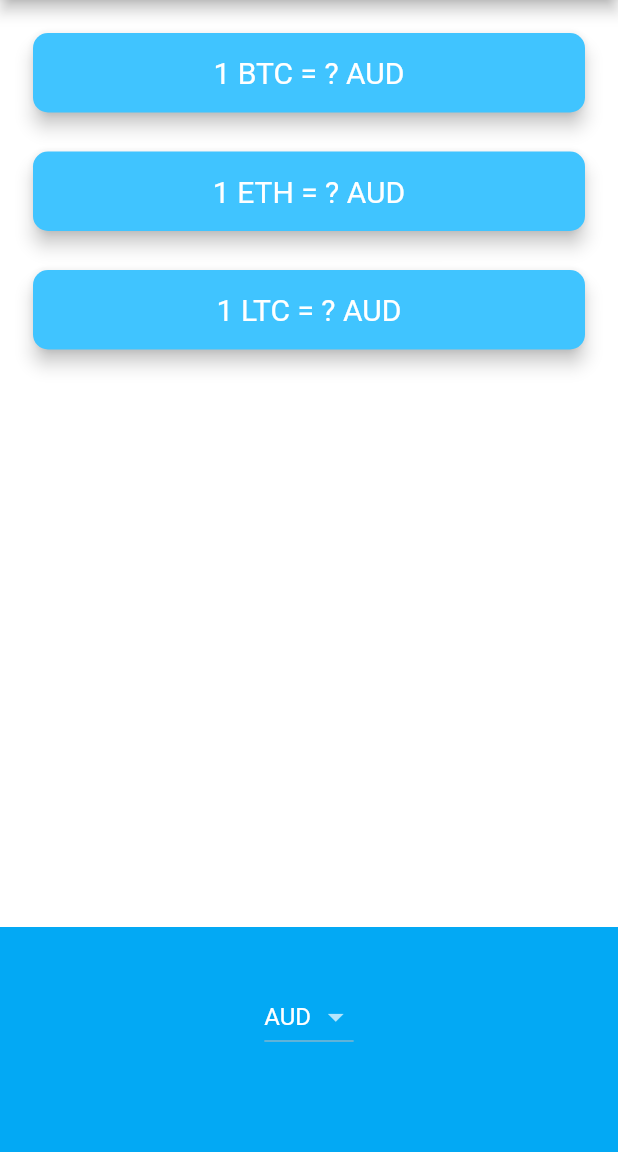
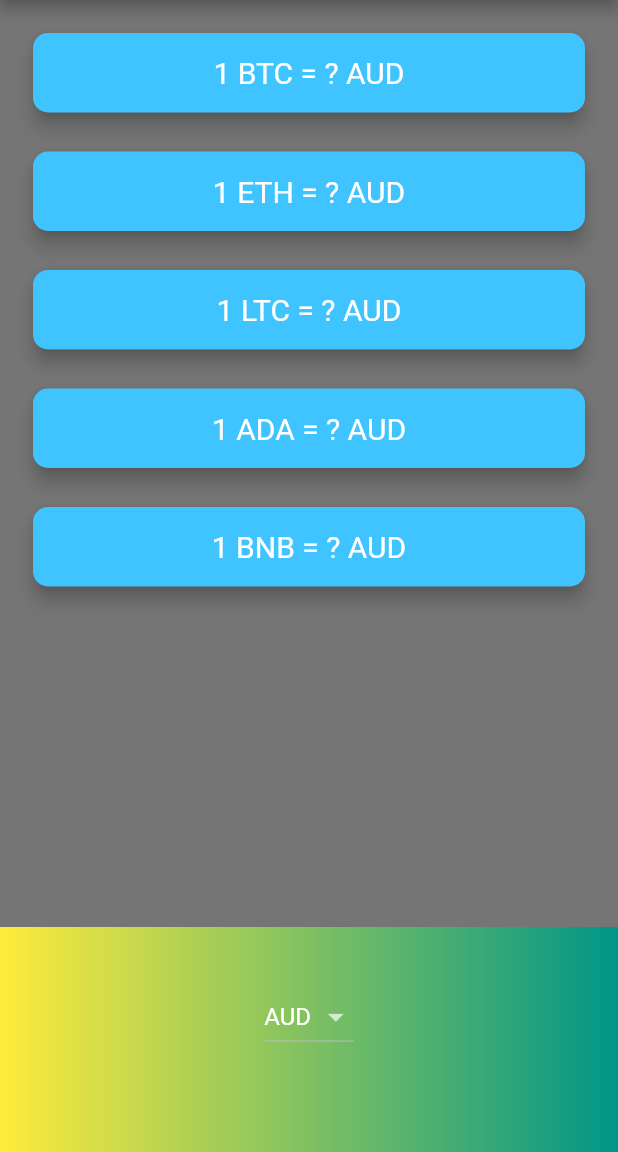
Before and after one commit to singh-harish/Crypto_Ticker, a Flutter app: the screen it shows after launch, on a phone screen of 412 x 824 dp, the part 84-1236 px from its top. Run offline on Flutter 3.47's test engine with Material 2 defaults, Android fonts, the phone set to English and light mode, and no system bars; network calls fail.

```diff
--- a/lib/coin_data.dart
+++ b/lib/coin_data.dart
@@ -29,10 +29,12 @@ const List<String> cryptoList = [
   'BTC',
   'ETH',
   'LTC',
+  'ADA',
+  'BNB',
 ];
 
 const coinAPIURL = 'https://rest.coinapi.io/v1/exchangerate';
-const apiKey = 'AA24E4DE-1DCE-4922-8E59-752256AC5AC1';
+const apiKey = 'E75B854F-66A1-4271-B682-2A1E96960CF6';
 
 class CoinData {
   Future getCoinData(String? selectedeCurrency) async {
@@ -41,11 +43,13 @@ class CoinData {
       String requestURL =
           '$coinAPIURL/$crypto/$selectedeCurrency?apikey=$apiKey';
       http.Response response = await http.get(Uri.parse(requestURL));
+
       if (response.statusCode == 200) {
         var decodedData = jsonDecode(response.body);
         var lastPrice = decodedData['rate'];
         cryptoPrices[crypto] = lastPrice.toStringAsFixed(0);
-      } else {
+      }
+      else {
         print(response.statusCode);
         throw 'Problem with the get request';
       }
--- a/lib/main.dart
+++ b/lib/main.dart
@@ -1,16 +1,18 @@
 import 'package:flutter/material.dart';
 import 'price_screen.dart';
 
-void main() => runApp(MyApp());
+void main() => runApp(const MyApp());
 
 class MyApp extends StatelessWidget {
+  const MyApp({Key? key}) : super(key: key);
+
   @override
   Widget build(BuildContext context) {
     return MaterialApp(
       theme: ThemeData.dark().copyWith(
           primaryColor: Colors.lightBlue,
-          scaffoldBackgroundColor: Colors.white),
-      home: PriceScreen(),
+          scaffoldBackgroundColor: Colors.grey.shade600),
+      home: const PriceScreen(),
     );
   }
 }
--- a/lib/price_screen.dart
+++ b/lib/price_screen.dart
@@ -4,6 +4,8 @@ import 'coin_data.dart';
 import 'dart:io' show Platform;
 
 class PriceScreen extends StatefulWidget {
+  const PriceScreen({Key? key}) : super(key: key);
+
   @override
   _PriceScreenState createState() => _PriceScreenState();
 }
@@ -57,10 +59,10 @@ class _PriceScreenState extends State<PriceScreen> {
   bool iswaiting = false;
 
   void getData() async {
-    iswaiting=true;
+    iswaiting = true;
     try {
       var data = await CoinData().getCoinData(selectedCurrency);
-      iswaiting=false;
+      iswaiting = false;
       setState(() {
         coinValues = data;
       });
@@ -75,43 +77,48 @@ class _PriceScreenState extends State<PriceScreen> {
     getData();
   }
 
+  Column makeCards() {
+    List<CryptoCard> cryptoCards = [];
+    for (String crypto in cryptoList) {
+      cryptoCards.add(
+        CryptoCard(
+          cryptoCurrency: crypto,
+          selectedCurrency: selectedCurrency,
+          value: iswaiting ? '?' : coinValues[crypto],
+        ),
+      );
+    }
+    return Column(
+      crossAxisAlignment: CrossAxisAlignment.stretch,
+      children: cryptoCards,
+    );
+  }
+
   @override
   Widget build(BuildContext context) {
     return Scaffold(
       appBar: AppBar(
-        title: Text('Crypto Ticker'),
+        title: const Text('Crypto Ticker'),
         centerTitle: true,
       ),
       body: Column(
         mainAxisAlignment: MainAxisAlignment.spaceBetween,
         crossAxisAlignment: CrossAxisAlignment.stretch,
         children: <Widget>[
-          Column(
-            crossAxisAlignment: CrossAxisAlignment.stretch,
-            children: <Widget>[
-              CryptoCard(
-                cryptoCurrency: 'BTC',
-                value: iswaiting ? '?' : coinValues['BTC'],
-                selectedCurrency: selectedCurrency,
-              ),
-              CryptoCard(
-                cryptoCurrency: 'ETH',
-                value: iswaiting ? '?' : coinValues['ETH'],
-                selectedCurrency: selectedCurrency,
-              ),
-              CryptoCard(
-                cryptoCurrency: 'LTC',
-                value: iswaiting ? '?' : coinValues['LTC'],
-                selectedCurrency: selectedCurrency,
-              ),
-            ],
-          ),
+          makeCards(),
           Container(
             height: 150.0,
             alignment: Alignment.center,
-            padding: EdgeInsets.only(bottom: 30.0),
-            color: Colors.lightBlue,
-            child: androidDropdown(),
+            padding: const EdgeInsets.only(bottom: 30.0),
+            //color: Colors.lightBlue,
+            decoration: const BoxDecoration(
+              gradient: LinearGradient(
+                begin: Alignment.centerLeft,
+                end: Alignment.centerRight,
+                colors: [Colors.yellow,Colors.teal],
+                ),
+            ),
+            child: Platform.isIOS ? iOSPicker() : androidDropdown(),
           ),
         ],
       ),
@@ -119,8 +126,9 @@ class _PriceScreenState extends State<PriceScreen> {
   }
 }
 
+
 class CryptoCard extends StatelessWidget {
-  const CryptoCard({this.value, this.cryptoCurrency, this.selectedCurrency});
+   const CryptoCard({this.value, this.cryptoCurrency, this.selectedCurrency});
 
   final String? value;
   final String? selectedCurrency;
@@ -129,7 +137,7 @@ class CryptoCard extends StatelessWidget {
   @override
   Widget build(BuildContext context) {
     return Padding(
-      padding: EdgeInsets.fromLTRB(18.0, 18.0, 18.0, 0),
+      padding: const EdgeInsets.fromLTRB(18.0, 18.0, 18.0, 0),
       child: Card(
         color: Colors.lightBlueAccent,
         elevation: 5.0,
@@ -137,11 +145,11 @@ class CryptoCard extends StatelessWidget {
           borderRadius: BorderRadius.circular(10.0),
         ),
         child: Padding(
-          padding: EdgeInsets.symmetric(vertical: 15.0, horizontal: 28.0),
+          padding: const EdgeInsets.symmetric(vertical: 15.0, horizontal: 28.0),
           child: Text(
             '1 $cryptoCurrency = $value $selectedCurrency',
             textAlign: TextAlign.center,
-            style: TextStyle(
+            style: const TextStyle(
               fontSize: 20.0,
               color: Colors.white,
             ),
```
